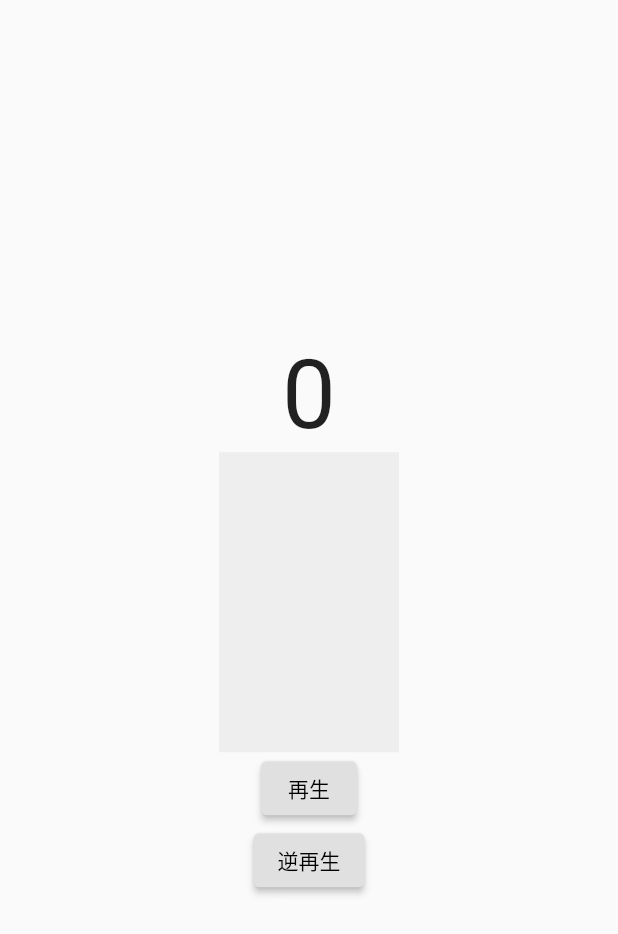
After one commit to adshidtadka/flutter-tour, a Flutter app: the screen it shows after launch, after a tap on "TweenStaggeredPage", on a phone screen of 412 x 824 dp. The commit adds this screen. Shown: the top 934 px of the screen. Run offline on Flutter 3.47's test engine with Material 2 defaults, Android fonts, the phone set to English and light mode, and no system bars; our stand-ins replace cached_network_image, google_fonts; network calls fail.

Commit message:
tween_staggered_page

```diff
--- a/3_animation/animation_samples/lib/index_page.dart
+++ b/3_animation/animation_samples/lib/index_page.dart
@@ -3,7 +3,7 @@ import 'package:flutter/material.dart';
 import 'animation_controller_page.dart';
 import 'hero_page.dart';
 import 'open_container_page.dart';
-// import 'tween_staggered_page.dart';
+import 'tween_staggered_page.dart';
 import 'shared_axis_transition_page.dart';
 import 'transition_page.dart';
 
@@ -81,19 +81,19 @@ class IndexPage extends StatelessWidget {
               child: const Text('AnimationController'),
             ),
           ),
-          // Padding(
-          //   padding: const EdgeInsets.symmetric(horizontal: 40, vertical: 10),
-          //   child: ElevatedButton(
-          //     onPressed: () {
-          //       Navigator.of(context).push(
-          //         MaterialPageRoute(builder: (context) {
-          //           return const TweenStaggeredPage();
-          //         }),
-          //       );
-          //     },
-          //     child: const Text('TweenStaggeredPage'),
-          //   ),
-          // ),
+          Padding(
+            padding: const EdgeInsets.symmetric(horizontal: 40, vertical: 10),
+            child: ElevatedButton(
+              onPressed: () {
+                Navigator.of(context).push(
+                  MaterialPageRoute(builder: (context) {
+                    return const TweenStaggeredPage();
+                  }),
+                );
+              },
+              child: const Text('TweenStaggeredPage'),
+            ),
+          ),
         ],
       ),
     );
--- /dev/null
+++ b/3_animation/animation_samples/lib/tween_staggered_page.dart
@@ -0,0 +1,124 @@
+import 'package:flutter/material.dart';
+
+class TweenStaggeredPage extends StatefulWidget {
+  const TweenStaggeredPage({
+    Key? key,
+  }) : super(key: key);
+  @override
+  _TweenStaggeredPageState createState() => _TweenStaggeredPageState();
+}
+
+class _TweenStaggeredPageState extends State<TweenStaggeredPage>
+    with SingleTickerProviderStateMixin {
+  late AnimationController _animationController;
+  late Animation<int> _integer;
+  late Animation<double> _height;
+  late Animation<Color?> _color;
+  late Animation<BorderRadius> _borderRadius;
+  final int _seconds = 5;
+
+  @override
+  void initState() {
+    super.initState();
+    _animationController =
+        AnimationController(vsync: this, duration: Duration(seconds: 15))
+          ..addListener(() {
+            setState(() {});
+          });
+    _integer = _animationController.drive(IntTween(begin: 0, end: _seconds));
+    _height = _animationController
+        .drive(
+          CurveTween(
+            curve: const Interval(0, 0.3),
+          ),
+        )
+        .drive(
+          Tween(begin: 0, end: 200),
+        );
+    _color = _animationController
+        .drive(
+          CurveTween(
+            curve: const Interval(
+              0.3,
+              0.6,
+            ),
+          ),
+        )
+        .drive(
+          ColorTween(
+            begin: Colors.blue,
+            end: Colors.amber,
+          ),
+        );
+    _borderRadius = _animationController
+        .drive(
+          CurveTween(
+            curve: const Interval(
+              0.6,
+              1.0,
+            ),
+          ),
+        )
+        .drive(
+          Tween(
+            begin: BorderRadius.circular(0),
+            end: BorderRadius.circular(75.0),
+          ),
+        );
+  }
+
+  @override
+  Widget build(BuildContext context) {
+    return Scaffold(
+      body: Center(
+        child: Column(
+          mainAxisAlignment: MainAxisAlignment.center,
+          children: [
+            Text(
+              _integer.value.toString(),
+              style: const TextStyle(fontSize: 64),
+            ),
+            Stack(
+              children: [
+                Container(
+                  width: 120,
+                  height: 200,
+                  decoration: BoxDecoration(
+                    color: Colors.grey[200],
+                  ),
+                ),
+                Positioned(
+                  bottom: 0,
+                  child: Container(
+                    width: 120,
+                    height: _height.value,
+                    decoration: BoxDecoration(
+                      color: _color.value,
+                      borderRadius: _borderRadius.value,
+                    ),
+                  ),
+                ),
+              ],
+            ),
+            ElevatedButton(
+              style: ElevatedButton.styleFrom(
+                primary: Colors.grey[300],
+                onPrimary: Colors.black,
+              ),
+              onPressed: _animationController.forward,
+              child: const Text('再生'),
+            ),
+            ElevatedButton(
+              style: ElevatedButton.styleFrom(
+                primary: Colors.grey[300],
+                onPrimary: Colors.black,
+              ),
+              onPressed: _animationController.reverse,
+              child: const Text('逆再生'),
+            ),
+          ],
+        ),
+      ),
+    );
+  }
+}
```
